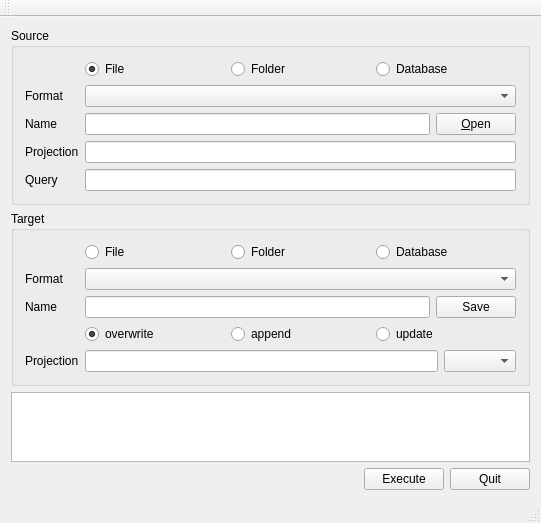
First picture: the form in ui/mainwindow.ui, repository lasma/ogr2ogr-gui, before the edit.
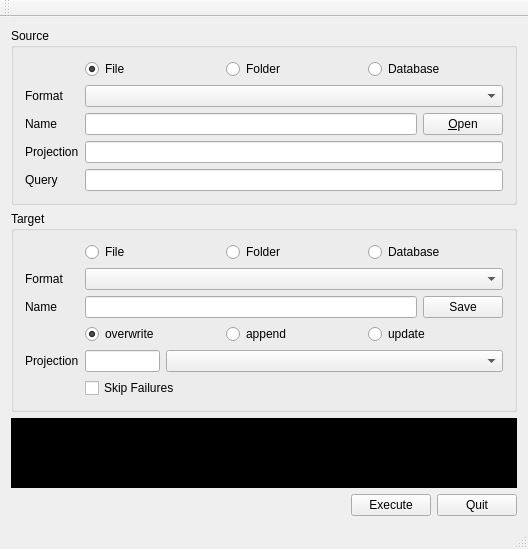
Second picture: the form after the edit.

```diff
--- a/ui/mainwindow.ui
+++ b/ui/mainwindow.ui
@@ -6,8 +6,8 @@
    <rect>
     <x>0</x>
     <y>0</y>
-    <width>541</width>
-    <height>480</height>
+    <width>528</width>
+    <height>548</height>
    </rect>
   </property>
   <property name="windowTitle">
@@ -248,18 +248,50 @@
        <item row="4" column="1">
         <layout class="QHBoxLayout" name="horizontalLayout_6">
          <item>
-          <widget class="QLineEdit" name="txtTargetProj"/>
+          <widget class="QLineEdit" name="txtTargetProj">
+           <property name="minimumSize">
+            <size>
+             <width>50</width>
+             <height>0</height>
+            </size>
+           </property>
+           <property name="maximumSize">
+            <size>
+             <width>75</width>
+             <height>16777215</height>
+            </size>
+           </property>
+          </widget>
          </item>
          <item>
           <widget class="QComboBox" name="cmbTargetProj"/>
          </item>
         </layout>
        </item>
+       <item row="5" column="1">
+        <widget class="QCheckBox" name="ckbTargetSkipFailures">
+         <property name="text">
+          <string>Skip Failures</string>
+         </property>
+        </widget>
+       </item>
       </layout>
      </widget>
     </item>
     <item>
-     <widget class="QPlainTextEdit" name="txtParameters"/>
+     <widget class="QPlainTextEdit" name="txtParameters">
+      <property name="autoFillBackground">
+       <bool>false</bool>
+      </property>
+      <property name="styleSheet">
+       <string notr="true">background-color: rgb(0, 0, 0);
+font: 75 8pt &quot;Nimbus Mono L&quot;;
+color: rgb(255, 255, 255);</string>
+      </property>
+      <property name="readOnly">
+       <bool>true</bool>
+      </property>
+     </widget>
     </item>
     <item>
      <layout class="QHBoxLayout" name="horizontalLayout_8">
```
Left out of the diff: 10 changed lines with no effect on the pictures.
